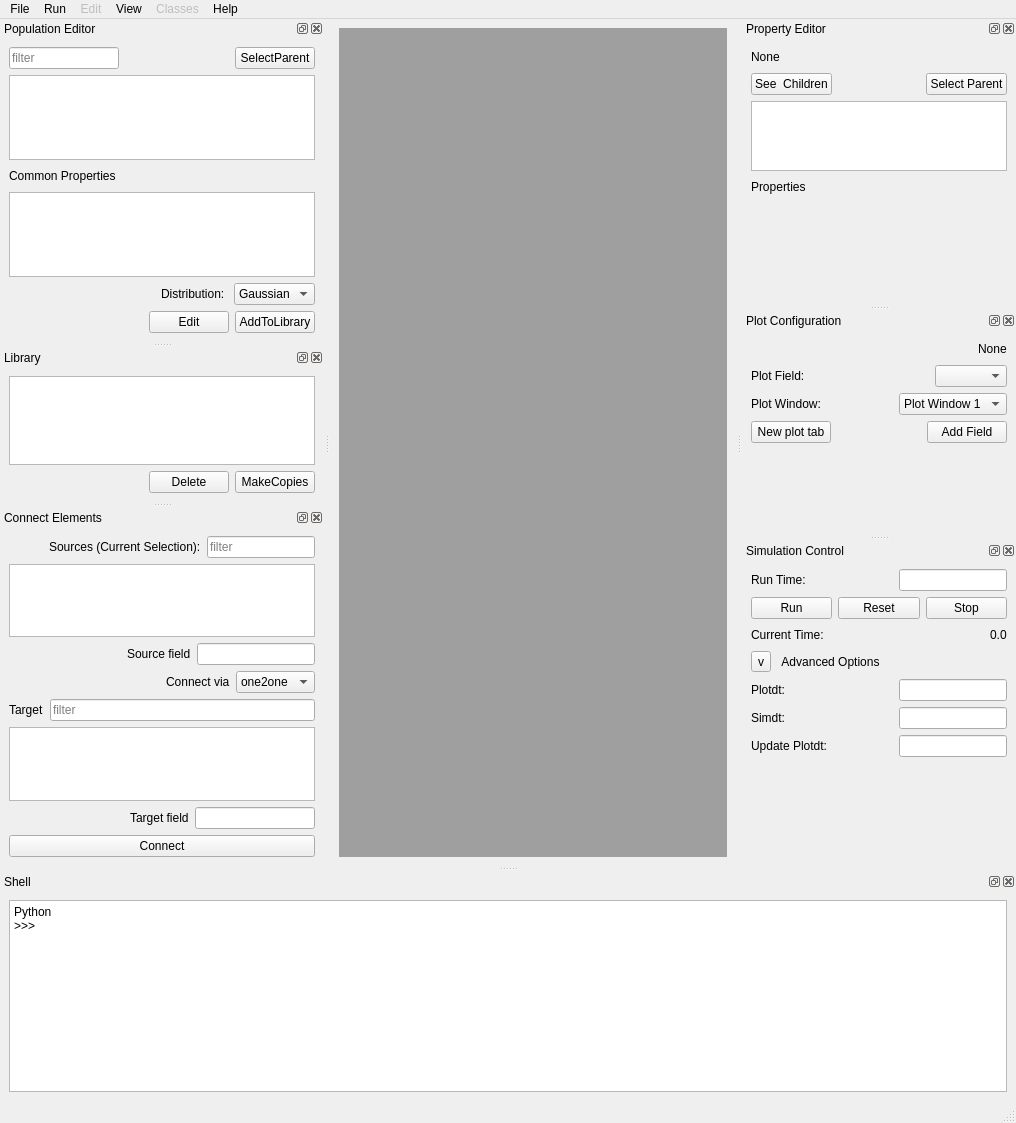
Above: moose/branches/dh_branch/gui/newgui.ui from physicalist/ncbs-moose before the change. Below: the same form after it.
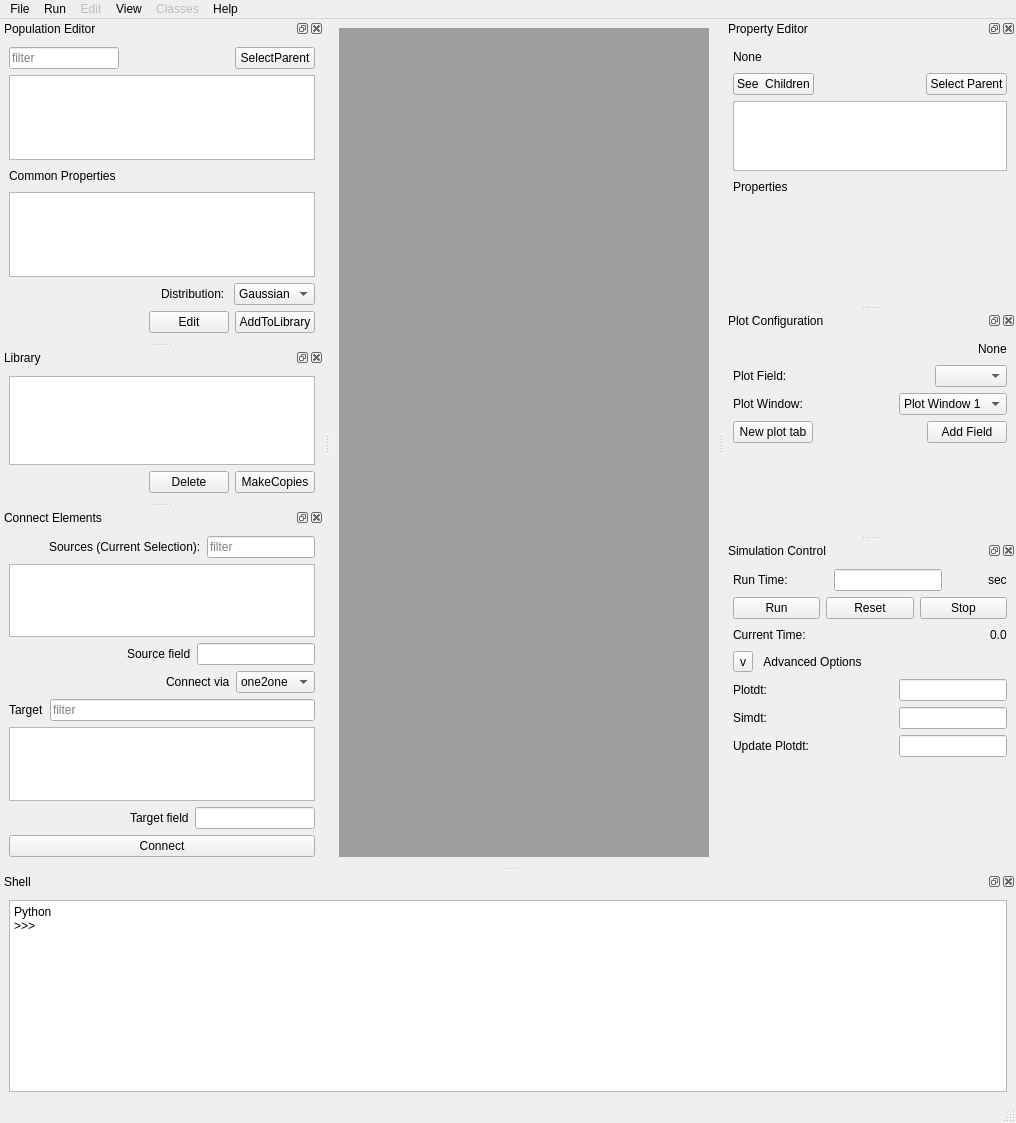
That is the form after the change. Custom widgets are drawn as their Qt base class.

Commit message: next time sec is added, object conc and concInit are set um

```diff
--- a/moose/branches/dh_branch/gui/newgui.ui
+++ b/moose/branches/dh_branch/gui/newgui.ui
@@ -977,6 +977,26 @@
        <item>
         <widget class="QLineEdit" name="simControlRunTimeLineEdit"/>
        </item>
+       <item>
+        <spacer name="horizontalSpacer_14">
+         <property name="orientation">
+          <enum>Qt::Horizontal</enum>
+         </property>
+         <property name="sizeHint" stdset="0">
+          <size>
+           <width>40</width>
+           <height>20</height>
+          </size>
+         </property>
+        </spacer>
+       </item>
+       <item>
+        <widget class="QLabel" name="label_8">
+         <property name="text">
+          <string>sec</string>
+         </property>
+        </widget>
+       </item>
       </layout>
      </item>
      <item>
```
The commit also changes 2 other files.
